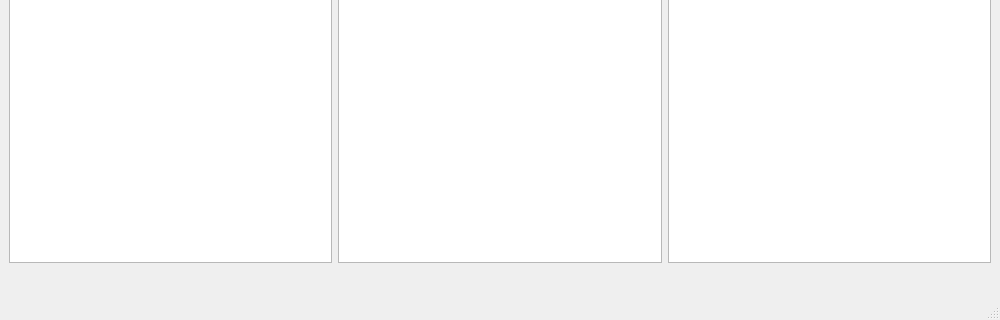
Old version of the form design/design.ui in the repository yxngxr1/Dictionary; both pictures show x 0 to 1000 and y 280 to 600 of the 1000 by 600 pixel window.
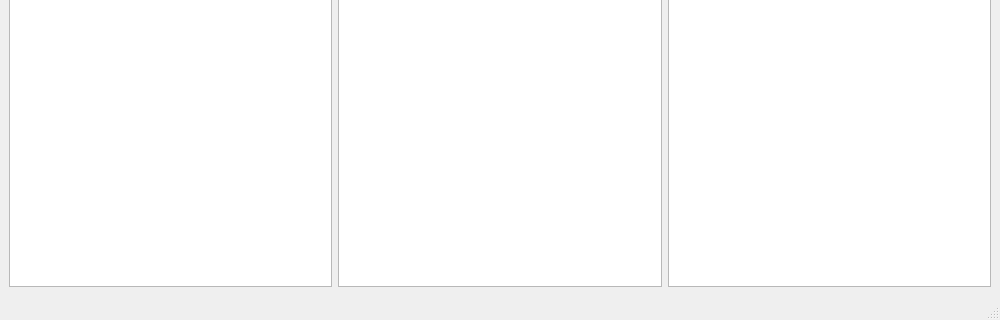
New version of the form.

What changed in the file:
```diff
--- a/design/design.ui
+++ b/design/design.ui
@@ -188,21 +188,6 @@
       </item>
      </layout>
     </item>
-    <item>
-     <widget class="QLabel" name="error">
-      <property name="font">
-       <font>
-        <pointsize>12</pointsize>
-        <weight>75</weight>
-        <bold>true</bold>
-        <underline>false</underline>
-       </font>
-      </property>
-      <property name="text">
-       <string/>
-      </property>
-     </widget>
-    </item>
    </layout>
   </widget>
   <widget class="QMenuBar" name="menubar">
```
